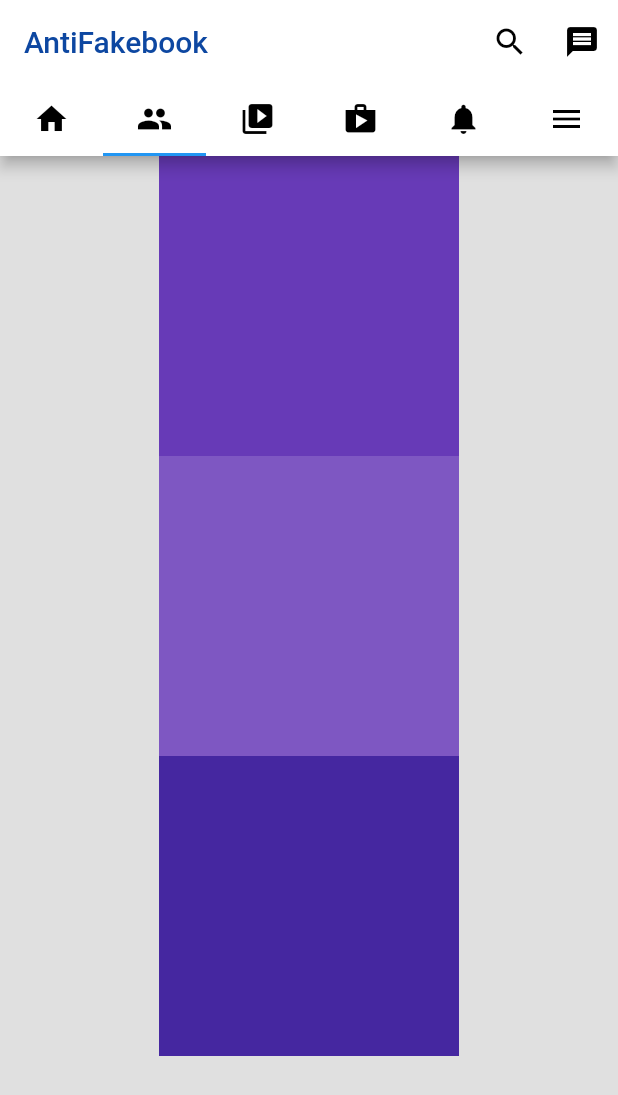
After one commit to vuvietbach/Anti-Fake-Book, a Flutter app: the screen it shows after launch, tab 2 chosen, after a tap on the "search" icon, on a phone screen of 412 x 824 dp. The commit adds this screen. Shown: the top 1095 px of the screen. Run offline on Flutter 3.47's test engine with Material 2 defaults, Android fonts, the phone set to English and light mode, and no system bars.

Commit message:
HomePage init

```diff
--- /dev/null
+++ b/lib/HomePage.dart
@@ -0,0 +1,71 @@
+import 'package:flutter/material.dart';
+
+import 'HomePageTab/HomePage.dart';
+import 'HomePageTab/FriendPage.dart';
+import 'HomePageTab/Menu.dart';
+import 'HomePageTab/Notification.dart';
+import 'HomePageTab/VideoPage.dart';
+import 'HomePageTab/ShopPage.dart';
+
+
+class HomePage extends StatelessWidget {
+  const HomePage({Key? key});
+
+  @override
+  Widget build(BuildContext context) {
+    return DefaultTabController(
+      length: 6, // The number of tabs
+      child: Scaffold(
+        appBar: AppBar(
+          title: Text("AntiFakebook", style: TextStyle(color: Colors.blue.shade900)),
+          backgroundColor: Colors.white,
+          actions: [
+            IconButton(
+              onPressed: () {},
+              icon: const Icon(Icons.search, color: Colors.black),
+            ),
+            IconButton(
+              onPressed: () {},
+              icon: const Icon(Icons.message, color: Colors.black),
+            ),
+          ],
+          bottom: const TabBar(
+            tabs: [
+              Tab(
+                icon: Icon(Icons.home, color: Colors.black),
+              ),
+              Tab(
+                icon: Icon(Icons.people, color: Colors.black),
+              ),
+              Tab(
+                icon: Icon(Icons.video_library, color: Colors.black),
+              ),
+              Tab(
+                icon: Icon(Icons.shop, color: Colors.black),
+              ),
+              Tab(
+                icon: Icon(Icons.notifications, color: Colors.black),
+              ),
+              Tab(
+                icon: Icon(Icons.menu, color: Colors.black),
+              ),
+            ],
+          ),
+        ),
+        body: Container(
+          color: Colors.grey[300],
+          child: TabBarView(
+            children: [
+              PostHomePageContent(),
+              VideoPageContent(),
+              FriendPageContent(),
+              ShopPageContent(),
+              NotificationContent(),
+              MenuContent(),
+            ],
+          ),
+        ),
+      )
+    );
+  }
+}
--- /dev/null
+++ b/lib/HomePageTab/HomePage.dart
@@ -0,0 +1,71 @@
+import 'package:flutter/material.dart';
+
+class PostHomePageContent extends StatefulWidget {
+  @override
+  _PostHomePageContentState createState() => _PostHomePageContentState();
+}
+
+class _PostHomePageContentState extends State<PostHomePageContent> {
+  ScrollController _scrollController = ScrollController();
+  int numberOfContainers = 3;
+  bool isLoading = false;
+
+  @override
+  void initState() {
+    super.initState();
+    _scrollController.addListener(() {
+      if (_scrollController.position.pixels ==
+          _scrollController.position.maxScrollExtent) {
+        loadMoreContainers();
+      } else if (_scrollController.position.pixels == 0) {
+        loadMoreContainers();
+      }
+    });
+  }
+
+  void loadMoreContainers() {
+    if (isLoading) return;
+
+    setState(() {
+      isLoading = true;
+    });
+
+    Future.delayed(Duration(seconds: 5), () {
+      setState(() {
+        numberOfContainers += 3;
+        isLoading = false;
+      });
+    });
+  }
+
+  @override
+  Widget build(BuildContext context) {
+    return ListView.builder(
+      controller: _scrollController,
+      itemCount: numberOfContainers + 1,
+      itemBuilder: (BuildContext context, int index) {
+        if (index < numberOfContainers) {
+          return Container(
+            height: 500,
+            width: 200,
+            color: Colors.deepPurple,
+            margin: EdgeInsets.only(bottom: 5),
+          );
+        } else if (isLoading) {
+          return Center(child: CircularProgressIndicator());
+        } else {
+          return Container();
+        }
+      },
+    );
+  }
+}
+
+class PostHomePage extends StatelessWidget {
+  const PostHomePage({Key? key});
+
+  @override
+  Widget build(BuildContext context) {
+    return PostHomePageContent();
+  }
+}
--- /dev/null
+++ b/lib/HomePageTab/VideoPage.dart
@@ -0,0 +1,35 @@
+import 'package:flutter/material.dart';
+
+class VideoPageContent extends StatelessWidget {
+  @override
+  Widget build(BuildContext context) {
+    return Column(
+      children: [
+        Container(
+          height: 200,
+          width: 200,
+          color: Colors.deepPurple,
+        ),
+        Container(
+          height: 200,
+          width: 200,
+          color: Colors.deepPurple[400],
+        ),
+        Container(
+          height: 200,
+          width: 200,
+          color: Colors.deepPurple[800],
+        ),
+      ],
+    );
+  }
+}
+
+class VideoPage extends StatelessWidget {
+  const VideoPage({Key? key});
+
+  @override
+  Widget build(BuildContext context) {
+    return VideoPageContent();
+  }
+}
--- a/lib/main.dart
+++ b/lib/main.dart
@@ -1,7 +1,12 @@
 import 'package:anti_fake_book/page.dart';
+import 'package:anti_fake_book/HomePage.dart';
 import 'package:anti_fake_book/test.dart';
 import 'package:flutter/material.dart';
 
 void main() {
-  runApp(MaterialApp(home: Name()));
+  runApp(
+      const MaterialApp(
+          debugShowCheckedModeBanner: false,
+          home: HomePage()
+      ));
 }
```
Also changed, not shown: lib/HomePageTab/FriendPage.dart (added, +35 -0 lines), lib/HomePageTab/Menu.dart (added, +35 -0 lines), lib/HomePageTab/Notification.dart (added, +35 -0 lines), lib/HomePageTab/ShopPage.dart (added, +35 -0 lines).
